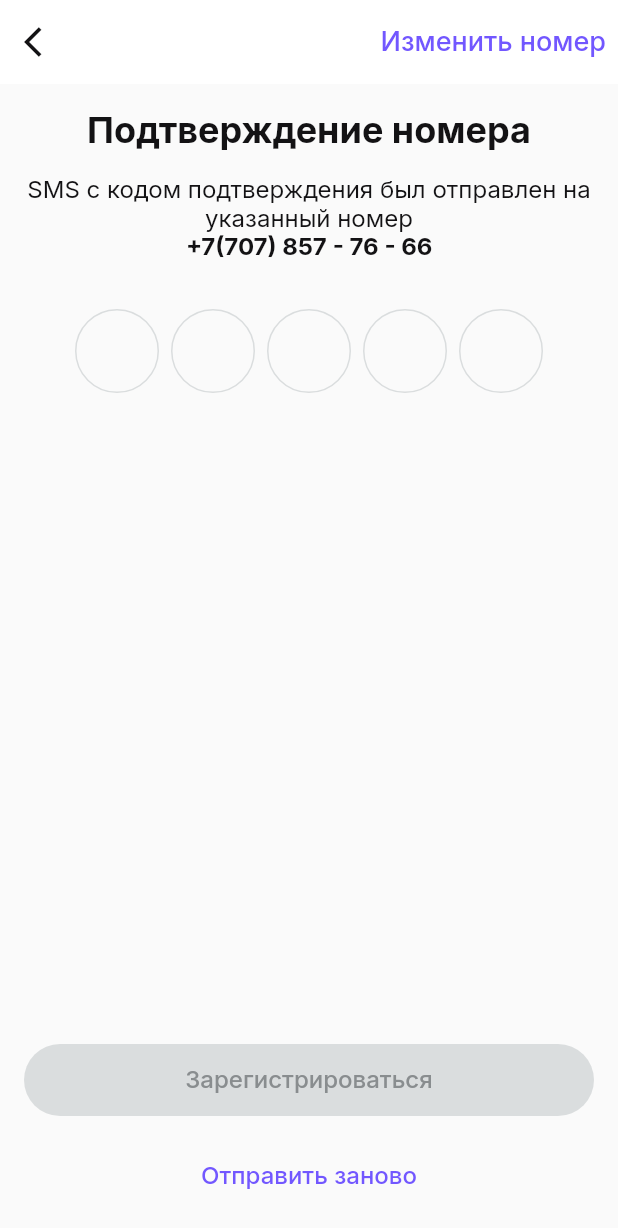
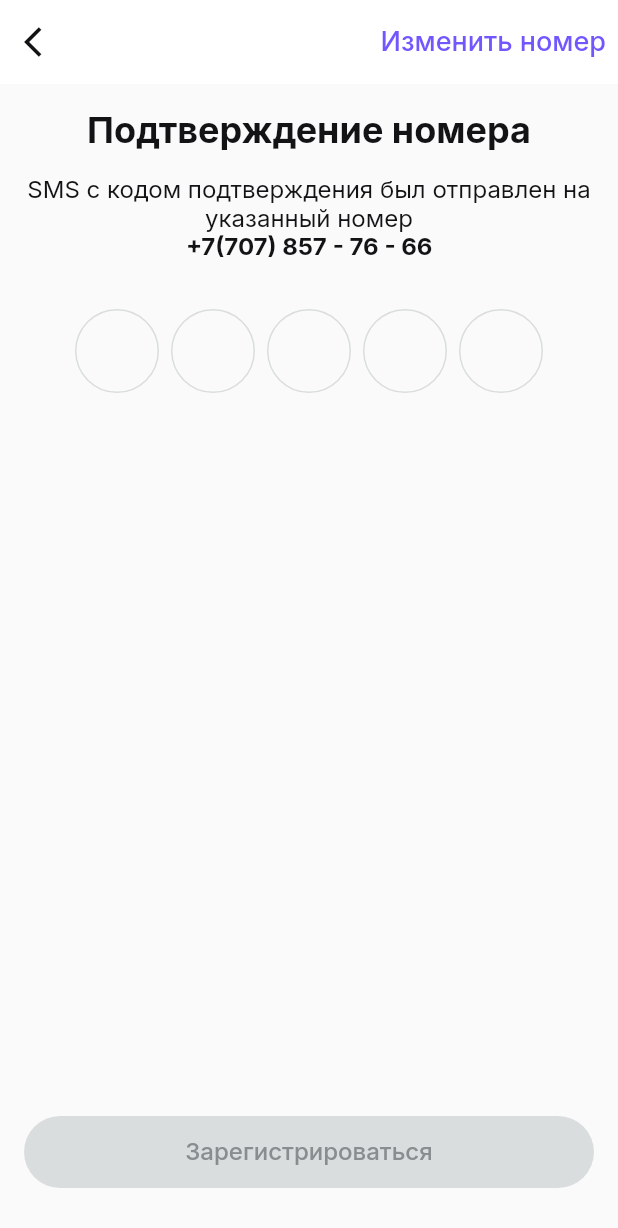
Before and after one commit to Saymakk/frahto, a Flutter app: the SMSScreen screen opened directly with empty values, on a phone screen of 412 x 824 dp. Shown: the top 1228 px of the screen. Run offline on Flutter 3.47's test engine with Material 2 defaults, Android fonts, the light colour scheme and no system bars; drawn by our look-alikes of oktoast, pinput; our stand-ins replace dropdown_button2, flutter_svg, get, google_fonts, hive_flutter, intl_phone_number_input; accounts and stored records are empty.

Commit message:
Доделаны основные экраны заказа

```diff
--- a/lib/ui/screens/main_screens/main_screen/order_create_screens/status_screen/status_screen.dart
+++ b/lib/ui/screens/main_screens/main_screen/order_create_screens/status_screen/status_screen.dart
@@ -117,8 +117,9 @@ class _StatusScreenState extends State<StatusScreen> {
               SizedBox(
                 height: 32,
               ),
-              SWidgets().navbarbutton(
-                  context, 'status', 'Подписать, используя ЭЦП', 'navbar')
+              ///Вернуть позже
+              // SWidgets().navbarbutton(
+              //     context, 'status', 'Подписать, используя ЭЦП', 'navbar')
             ],
           ),
         ),
--- a/lib/ui/screens/sms_screen/sms_screen.dart
+++ b/lib/ui/screens/sms_screen/sms_screen.dart
@@ -94,14 +94,15 @@ class _SMSScreenState extends State<SMSScreen> {
                     ],
                   ),
                   SWidgets().sb(0, 16),
-                  TextButton(
-                    onPressed: () {},
-                    child: Text(
-                      'Отправить заново',
-                      style: Style()
-                          .textStyle(16, FontWeight.w500, Style.mainPurple),
-                    ),
-                  ),
+                  ///Вернуть позже
+                  // TextButton(
+                  //   onPressed: () {},
+                  //   child: Text(
+                  //     'Отправить заново',
+                  //     style: Style()
+                  //         .textStyle(16, FontWeight.w500, Style.mainPurple),
+                  //   ),
+                  // ),
                 ],
               ),
             ),
```
Also changed, not shown: assets/icons/error.svg (added).
